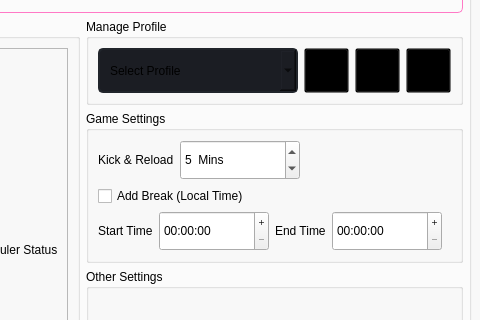
Before: the Qt Designer form gui/ui_files/instance_page.ui in evsahal/TaskEX, drawn with Qt 5; both pictures show x 408 to 888 and y 107 to 427 of the 1143 by 836 pixel window.
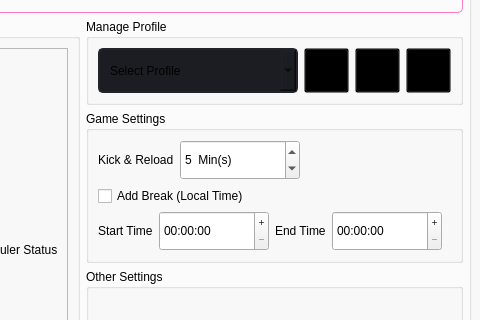
After: the same form once the commit is applied. The open tabs and pages were chosen to show the change. Icons and pictures are not drawn.

```diff
--- a/gui/ui_files/instance_page.ui
+++ b/gui/ui_files/instance_page.ui
@@ -1262,7 +1262,10 @@
                                </size>
                               </property>
                               <property name="suffix">
-                               <string>  Mins</string>
+                               <string>  Min(s)</string>
+                              </property>
+                              <property name="maximum">
+                               <number>999</number>
                               </property>
                               <property name="value">
                                <number>5</number>
```
Left out of the diff: 6 changed lines with no effect on the pictures.
